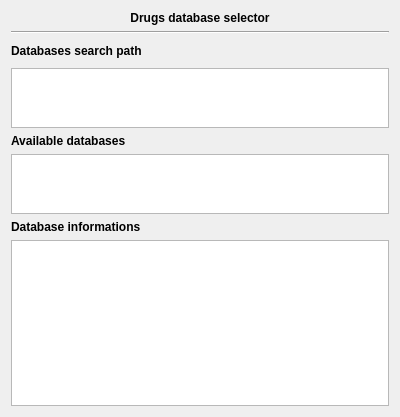
First picture: the form in plugins/drugsplugin/drugspreferences/databaseselectorwidget.ui, repository FreeHealth/freehealth, before the edit.
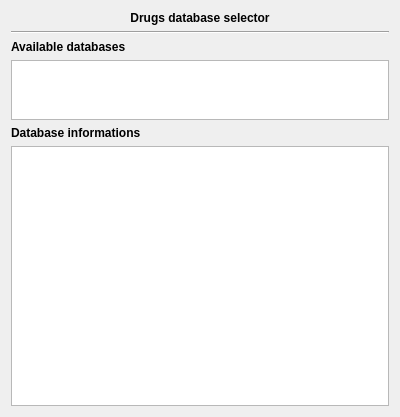
Second picture: the form after the edit.

The edit to the form file:
```diff
--- a/plugins/drugsplugin/drugspreferences/databaseselectorwidget.ui
+++ b/plugins/drugsplugin/drugspreferences/databaseselectorwidget.ui
@@ -44,130 +44,6 @@
     </widget>
    </item>
    <item row="2" column="0">
-    <layout class="QHBoxLayout" name="horizontalLayout">
-     <property name="spacing">
-      <number>0</number>
-     </property>
-     <item>
-      <widget class="QLabel" name="label_4">
-       <property name="font">
-        <font>
-         <weight>75</weight>
-         <bold>true</bold>
-        </font>
-       </property>
-       <property name="text">
-        <string>Databases search path</string>
-       </property>
-      </widget>
-     </item>
-     <item>
-      <spacer name="horizontalSpacer">
-       <property name="orientation">
-        <enum>Qt::Horizontal</enum>
-       </property>
-       <property name="sizeHint" stdset="0">
-        <size>
-         <width>40</width>
-         <height>20</height>
-        </size>
-       </property>
-      </spacer>
-     </item>
-     <item>
-      <widget class="QPushButton" name="tooglePathsButton">
-       <property name="sizePolicy">
-        <sizepolicy hsizetype="Minimum" vsizetype="Fixed">
-         <horstretch>0</horstretch>
-         <verstretch>0</verstretch>
-        </sizepolicy>
-       </property>
-       <property name="maximumSize">
-        <size>
-         <width>22</width>
-         <height>22</height>
-        </size>
-       </property>
-       <property name="font">
-        <font>
-         <weight>75</weight>
-         <bold>true</bold>
-        </font>
-       </property>
-       <property name="text">
-        <string/>
-       </property>
-       <property name="flat">
-        <bool>true</bool>
-       </property>
-      </widget>
-     </item>
-     <item>
-      <widget class="QPushButton" name="addPathButton">
-       <property name="sizePolicy">
-        <sizepolicy hsizetype="Fixed" vsizetype="Fixed">
-         <horstretch>22</horstretch>
-         <verstretch>22</verstretch>
-        </sizepolicy>
-       </property>
-       <property name="maximumSize">
-        <size>
-         <width>22</width>
-         <height>22</height>
-        </size>
-       </property>
-       <property name="toolTip">
-        <string>Add a search path</string>
-       </property>
-       <property name="text">
-        <string/>
-       </property>
-       <property name="flat">
-        <bool>true</bool>
-       </property>
-      </widget>
-     </item>
-     <item>
-      <widget class="QPushButton" name="removePathButton">
-       <property name="sizePolicy">
-        <sizepolicy hsizetype="Fixed" vsizetype="Fixed">
-         <horstretch>22</horstretch>
-         <verstretch>22</verstretch>
-        </sizepolicy>
-       </property>
-       <property name="maximumSize">
-        <size>
-         <width>22</width>
-         <height>22</height>
-        </size>
-       </property>
-       <property name="toolTip">
-        <string>Remove the selected search path</string>
-       </property>
-       <property name="text">
-        <string/>
-       </property>
-       <property name="flat">
-        <bool>true</bool>
-       </property>
-      </widget>
-     </item>
-    </layout>
-   </item>
-   <item row="3" column="0">
-    <widget class="QListView" name="pathView">
-     <property name="maximumSize">
-      <size>
-       <width>16777215</width>
-       <height>60</height>
-      </size>
-     </property>
-     <property name="toolTip">
-      <string>Hide/Show the databases search path</string>
-     </property>
-    </widget>
-   </item>
-   <item row="4" column="0">
     <widget class="QLabel" name="label_2">
      <property name="font">
       <font>
@@ -180,7 +56,7 @@
      </property>
     </widget>
    </item>
-   <item row="5" column="0">
+   <item row="3" column="0">
     <widget class="QListWidget" name="databaseList">
      <property name="maximumSize">
       <size>
@@ -196,7 +72,7 @@
      </property>
     </widget>
    </item>
-   <item row="6" column="0">
+   <item row="4" column="0">
     <widget class="QLabel" name="label_3">
      <property name="font">
       <font>
@@ -209,7 +85,7 @@
      </property>
     </widget>
    </item>
-   <item row="7" column="0">
+   <item row="5" column="0">
     <widget class="QTreeWidget" name="infoTree">
      <property name="editTriggers">
       <set>QAbstractItemView::NoEditTriggers</set>
```
Left out of the diff: 3 changed lines with no effect on the pictures.
